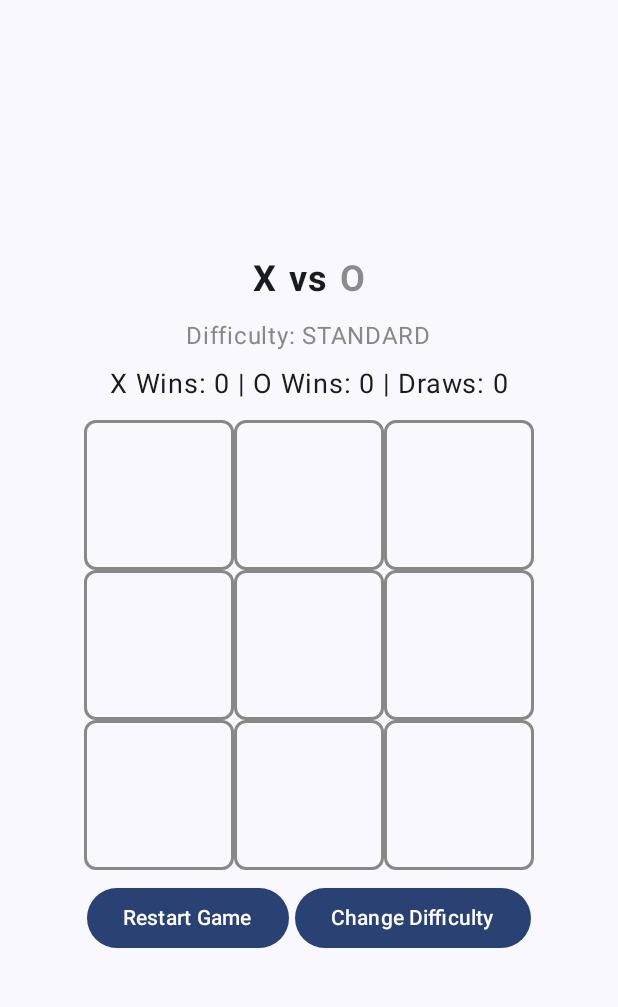
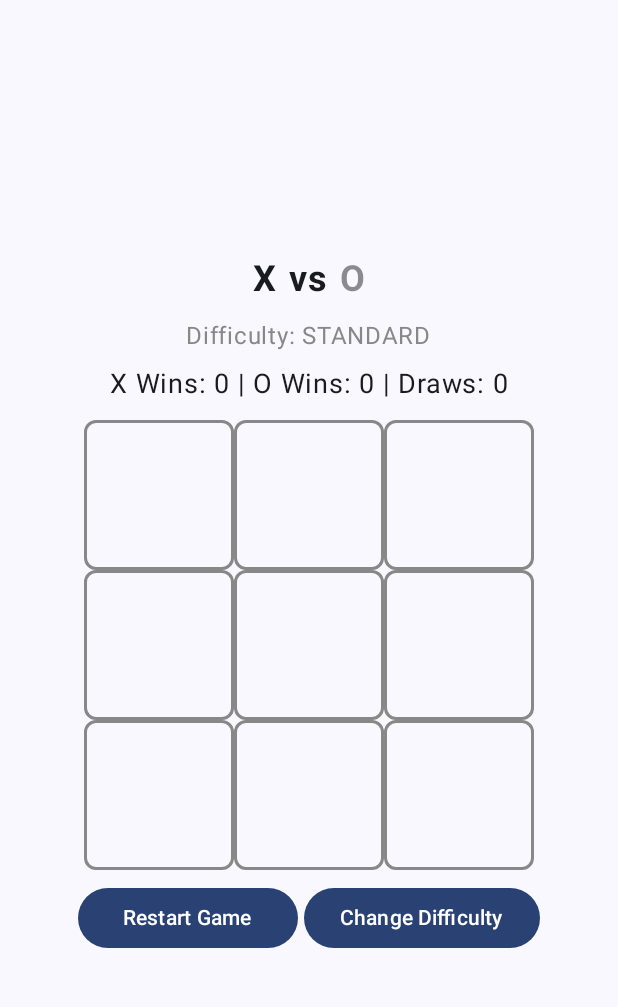
Before and after one commit to OfrenDialsa/OptimalTic, an Android app built with Jetpack Compose: the screen it shows after launch (MainActivity), on a phone screen of 412 x 824 dp, the part 69-1076 px from its top. Run offline under Robolectric (Android 15) with nearby library versions, the phone set to English and light mode, and no system bars; our stand-ins replace livedata-compose.

Commit message:
Add more interactive UI

```diff
--- a/app/src/main/java/com/nerodev/optimaltic/presentation/screen/MainScreen.kt
+++ b/app/src/main/java/com/nerodev/optimaltic/presentation/screen/MainScreen.kt
@@ -128,7 +128,7 @@ fun MainScreen(viewModel: MainViewModel = viewModel()) {
                     Button(
                         onClick = { viewModel.restartGame() },
                     ) {
-                        Text("Restart Game")
+                        Text(text = if(gameState.isGameOver) "Play Again" else "Restart Game", modifier = Modifier.padding(horizontal = 6.dp))
                     }
                     Spacer(Modifier.width(4.dp))
 
```
